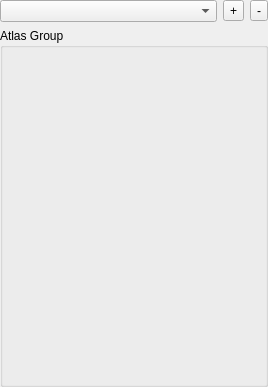
GameOverture/HarmonyEngine, file DesignerTool/src/WidgetAtlasManager.ui: the form before one commit.
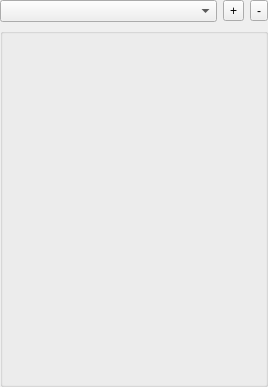
The form after the commit. Icons and pictures are not drawn.

```diff
--- a/DesignerTool/src/WidgetAtlasManager.ui
+++ b/DesignerTool/src/WidgetAtlasManager.ui
@@ -58,7 +58,7 @@
    <item>
     <widget class="QGroupBox" name="groupBox">
      <property name="title">
-      <string>Atlas Group</string>
+      <string/>
      </property>
      <property name="checkable">
       <bool>false</bool>
```
